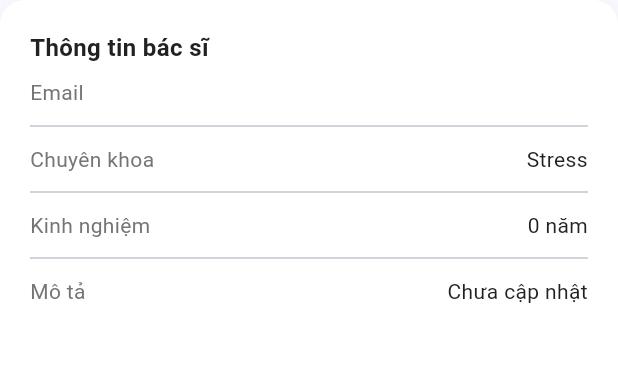
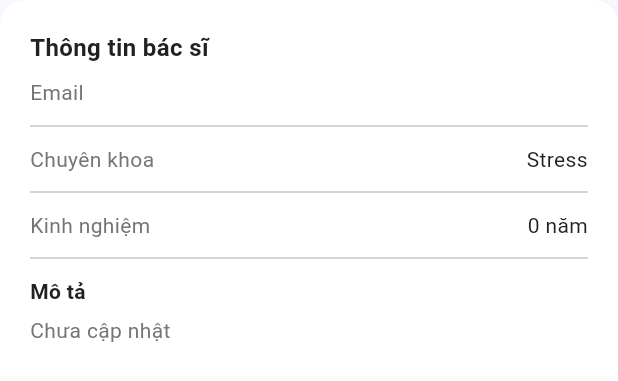
Before and after one commit to thang08082003/DoAnTotNghiep_HealthCare, a Flutter app: the _DoctorInfoCard widget shown alone on an empty page, opened directly with empty values, on a phone screen of 412 x 824 dp. Shown: the top 381 px of the screen. Run offline on Flutter 3.47's test engine with Material 3 defaults, Android fonts, the phone set to English and light mode, and no system bars; our stand-ins replace cloud_firestore, file_picker, firebase_auth, firebase_core, firebase_storage, flutter_local_notifications and 3 more; missing offline and left inert: agora_rtc_engine; accounts and stored records are empty.

Commit message:
modified display detail in doctor role

```diff
--- a/lib/screens/profile/profile_content.dart
+++ b/lib/screens/profile/profile_content.dart
@@ -537,21 +537,41 @@ class _DoctorInfoCard extends StatelessWidget {
             },
           ),
           const Divider(height: 24),
-          _editableRow(
-            context,
-            label: 'Mô tả',
-            value: description,
-            onSave: (val) async {
-              final trimmed = val.trim();
+          // Mô tả (hiển thị dạng block giống Tiền sử bệnh của bệnh nhân)
+          const Text(
+            'Mô tả',
+            style: TextStyle(
+              fontWeight: FontWeight.w600,
+              color: AppColors.textPrimary,
+            ),
+          ),
+          const SizedBox(height: 6),
+          InkWell(
+            onTap: () async {
+              final current = description.trim();
+              final result = await _showEditDialog(
+                context,
+                title: 'Mô tả',
+                initialValue: current == 'Chưa cập nhật' ? '' : current,
+                maxLines: 8,
+                charLimit: 1000,
+              );
+              if (result == null) return;
+              final trimmed = result.trim();
               if (trimmed.isEmpty) {
                 await FirebaseFirestore.instance
                     .collection('users')
                     .doc(doctor.uid)
                     .update({'description': FieldValue.delete()});
               } else {
-                // Optional length limit
                 if (trimmed.length > 1000) {
-                  throw 'Mô tả quá dài (tối đa 1000 ký tự)';
+                  // Guard although dialog prevents oversave
+                  ScaffoldMessenger.of(context).showSnackBar(
+                    const SnackBar(
+                      content: Text('Mô tả quá dài (tối đa 1000 ký tự)'),
+                    ),
+                  );
+                  return;
                 }
                 await FirebaseFirestore.instance
                     .collection('users')
@@ -560,8 +580,10 @@ class _DoctorInfoCard extends StatelessWidget {
               }
               onEdit();
             },
-            maxLines: 8,
-            charLimit: 1000,
+            child: Text(
+              description.trim().isEmpty ? 'Chưa cập nhật' : description,
+              style: const TextStyle(color: AppColors.textSecondary),
+            ),
           ),
         ],
       ),
```
